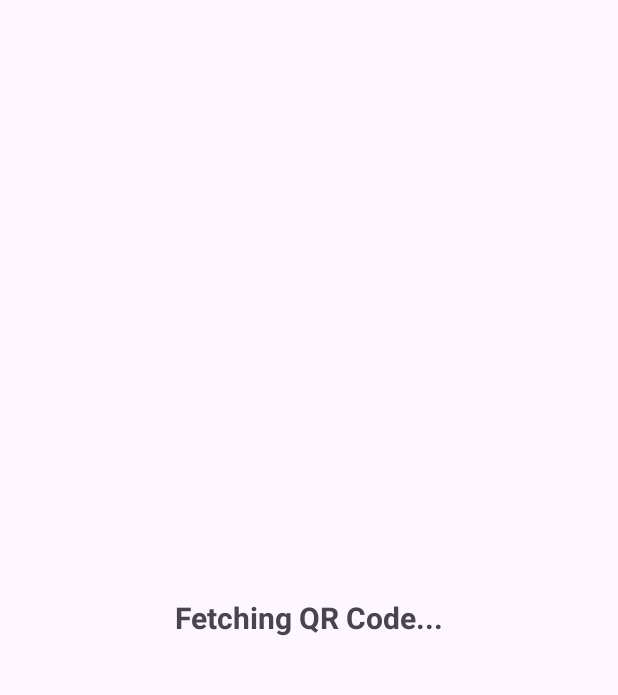
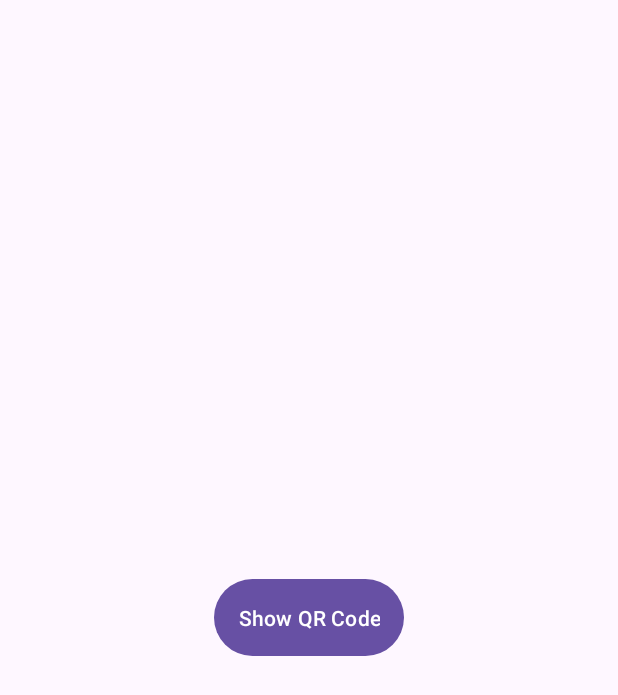
Before and after one commit to KenAlupit/MediQueue, an Android app: the layout activity_receptionist_dashboard.xml on its own in the app's theme, with its tools: preview values and no code run, on a phone screen of 412 x 824 dp. Shown: the top 695 px of the screen. Run offline under Robolectric (Android 15) with nearby library versions, the phone set to English and light mode, and no system bars.

Commit message:
Implement QR code display and download functionality in Receptionist Dashboard

```diff
--- a/app/build.gradle.kts
+++ b/app/build.gradle.kts
@@ -46,6 +46,7 @@ dependencies {
     implementation(libs.firebase.database)
     implementation(libs.firebase.auth)
     implementation(libs.firebase.firestore.ktx)
+    implementation(libs.core)
     testImplementation(libs.junit)
     androidTestImplementation(libs.androidx.junit)
     androidTestImplementation(libs.androidx.espresso.core)
--- a/app/src/main/res/layout/activity_receptionist_dashboard.xml
+++ b/app/src/main/res/layout/activity_receptionist_dashboard.xml
@@ -2,17 +2,14 @@
 <LinearLayout xmlns:android="http://schemas.android.com/apk/res/android"
     android:layout_width="match_parent"
     android:layout_height="match_parent"
+    android:gravity="center"
     android:orientation="vertical"
-    android:padding="20dp"
-    android:gravity="center">
+    android:padding="20dp">
 
-    <TextView
-        android:id="@+id/qrCodeTextView"
+    <Button
+        android:id="@+id/showQrButton"
         android:layout_width="wrap_content"
         android:layout_height="wrap_content"
-        android:text="Fetching QR Code..."
-        android:textSize="20sp"
-        android:textStyle="bold"
-        android:padding="16dp"/>
-
+        android:text="Show QR Code"
+        android:padding="16dp" />
 </LinearLayout>
--- a/gradle/libs.versions.toml
+++ b/gradle/libs.versions.toml
@@ -1,5 +1,6 @@
 [versions]
 agp = "8.8.2"
+core = "3.4.1"
 kotlin = "2.1.0"
 coreKtx = "1.15.0"
 junit = "4.13.2"
@@ -16,6 +17,7 @@ firebaseFirestoreKtx = "25.1.2"
 
 [libraries]
 androidx-core-ktx = { group = "androidx.core", name = "core-ktx", version.ref = "coreKtx" }
+core = { module = "com.google.zxing:core", version.ref = "core" }
 junit = { group = "junit", name = "junit", version.ref = "junit" }
 androidx-junit = { group = "androidx.test.ext", name = "junit", version.ref = "junitVersion" }
 androidx-espresso-core = { group = "androidx.test.espresso", name = "espresso-core", version.ref = "espressoCore" }
```
Also changed, not shown: app/src/main/java/com/ciit/mediqueue/receptionist/ReceptionistDashboardActivity.kt (+93 -18 lines), app/src/main/res/layout/dialog_qr_code.xml (added, +21 -0 lines).
